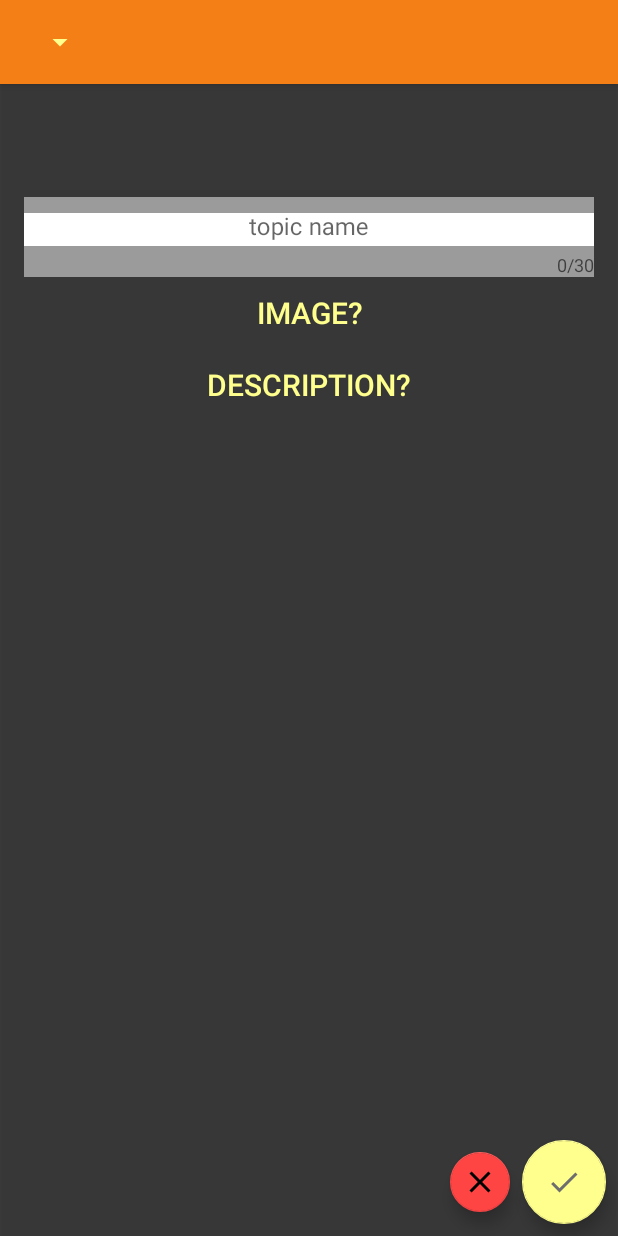
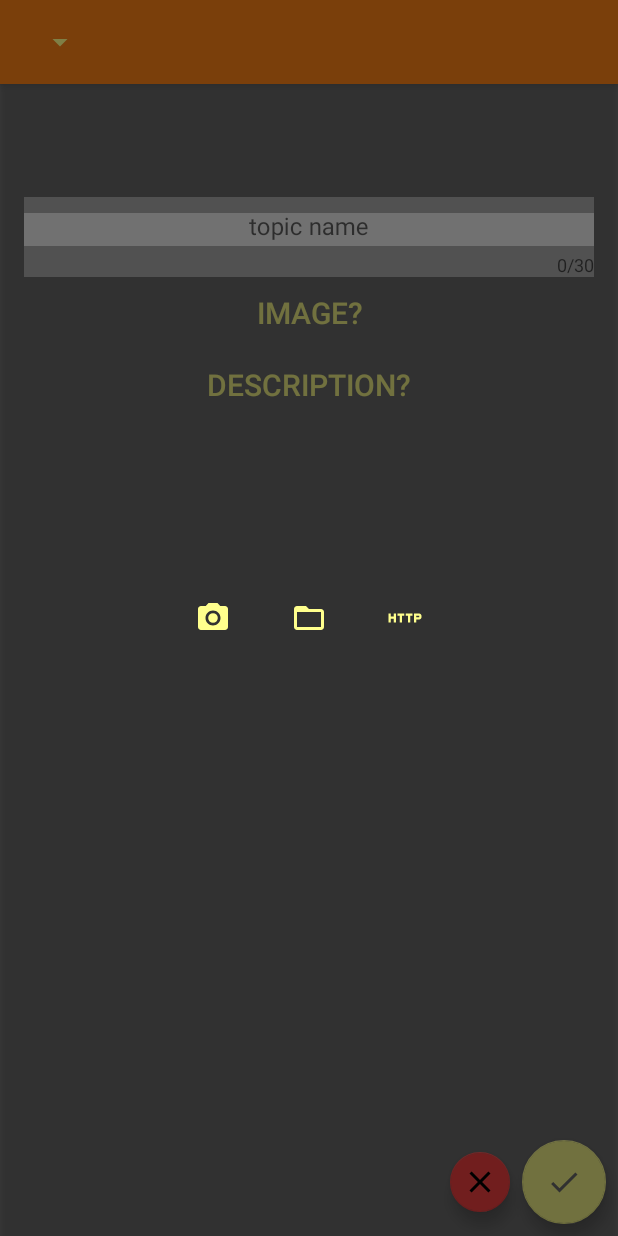
Before and after one commit to ruskirin/ChipIt, an Android app: the screen it shows after launch (MainActivity), after a tap on "IMAGE?", on a phone screen of 412 x 824 dp. Run offline under Robolectric (Android 15) with nearby library versions, the phone set to English and light mode, and no system bars; our stand-ins replace Room's generated code; pictures from the network do not load; 2 statements that could not run were skipped; 3 other taps on this screen came first.

Commit message:
Prompt done. Working on saving Chipper paths as bitmaps

```diff
--- a/app/src/main/java/creations/rimov/com/chipit/activities/MainActivity.kt
+++ b/app/src/main/java/creations/rimov/com/chipit/activities/MainActivity.kt
@@ -86,7 +86,6 @@ class MainActivity : AppCompatActivity(), NavController.OnDestinationChangedList
 
         navController.addOnDestinationChangedListener(this)
 
-        editor.setClickListener(this)
         fabAction.setOnClickListener(this)
         fabCancel.setOnClickListener(this)
 
@@ -321,10 +320,7 @@ class MainActivity : AppCompatActivity(), NavController.OnDestinationChangedList
         }
     }
 
-    override fun actionDenied(action: Int, chip: Chip?) {
-
-
-    }
+    override fun actionDenied(action: Int, chip: Chip?) {}
 
     override fun getImageFrom(choice: Int) {
 
--- a/app/src/main/java/creations/rimov/com/chipit/viewgroups/AppEditorLayout.kt
+++ b/app/src/main/java/creations/rimov/com/chipit/viewgroups/AppEditorLayout.kt
@@ -48,6 +48,8 @@ class AppEditorLayout(context: Context, attrs: AttributeSet)
         btnDesc.setOnClickListener(this)
         editorBtnImage.setOnClickListener(this)
 
+        image.setOnClickListener(this)
+
         name.onFocusChangeListener = this
         desc.onFocusChangeListener = this
 
@@ -71,16 +73,15 @@ class AppEditorLayout(context: Context, attrs: AttributeSet)
             R.id.editorBtnDesc -> {
                 showDesc(true)
             }
+
+            R.id.editorImage -> {
+                handler.promptImage()
+            }
         }
     }
 
     fun setHandler(handler: EditorHandler) {
         this.handler = handler
-    }
-
-    /**Click listener for actions that need to be handled in the viewmodel**/
-    fun setClickListener(listener: OnClickListener) {
-        image.setOnClickListener(listener)
     }
 
     fun startEdit(chip: ChipUpdateBasic? = null) {
--- a/app/src/main/java/creations/rimov/com/chipit/viewgroups/AppPromptLayout.kt
+++ b/app/src/main/java/creations/rimov/com/chipit/viewgroups/AppPromptLayout.kt
@@ -29,6 +29,7 @@ class AppPromptLayout(context: Context, attrs: AttributeSet)
     }
 
     private val addImageLayout: View by lazy {promptAddImageLayout}
+
     private val confirmPromptText: TextView by lazy {promptConfirmText}
     private val btnYes: Button by lazy {promptConfirmYes}
     private val btnNo: Button by lazy {promptConfirmNo}
@@ -41,6 +42,7 @@ class AppPromptLayout(context: Context, attrs: AttributeSet)
     init {
         View.inflate(context, R.layout.app_prompt_layout, this)
 
+        this.setOnClickListener(this)
         btnYes.setOnClickListener(this)
         btnNo.setOnClickListener(this)
         promptBtnCamera.setOnClickListener(this)
@@ -49,6 +51,8 @@ class AppPromptLayout(context: Context, attrs: AttributeSet)
     }
 
     override fun onClick(view: View?) {
+
+        if(view == this) toggleVis(false)
 
         when(view?.id) {
 
--- a/app/src/main/res/layout/app_layout.xml
+++ b/app/src/main/res/layout/app_layout.xml
@@ -42,6 +42,7 @@
           android:layout_width="match_parent"
           android:layout_height="match_parent"
           android:gravity="center"
+          android:elevation="@dimen/elevation_def"
           android:background="@android:drawable/screen_background_dark_transparent"
           android:visibility="gone"/>
 
--- a/app/src/main/res/layout/app_prompt_layout.xml
+++ b/app/src/main/res/layout/app_prompt_layout.xml
@@ -3,6 +3,7 @@
        xmlns:app="http://schemas.android.com/apk/res-auto">
 
     <include
+          android:id="@+id/promptAddImageLayout"
           layout="@layout/prompt_imageadd_layout"
           android:layout_width="0dp"
           android:layout_height="0dp"
@@ -13,7 +14,6 @@
           app:layout_constraintEnd_toEndOf="parent"/>
 
     <include
-          android:id="@+id/promptAddImageLayout"
           layout="@layout/prompt_confirm_layout"
           android:layout_width="0dp"
           android:layout_height="0dp"
--- a/app/src/main/res/layout/prompt_imageadd_layout.xml
+++ b/app/src/main/res/layout/prompt_imageadd_layout.xml
@@ -1,9 +1,11 @@
 <?xml version="1.0" encoding="utf-8"?>
 <LinearLayout
+      android:id="@+id/promptLayout"
       xmlns:android="http://schemas.android.com/apk/res/android"
       xmlns:app="http://schemas.android.com/apk/res-auto"
       android:layout_width="match_parent"
       android:layout_height="wrap_content"
+      android:gravity="center"
       android:orientation="horizontal">
 
     <ImageButton
```
